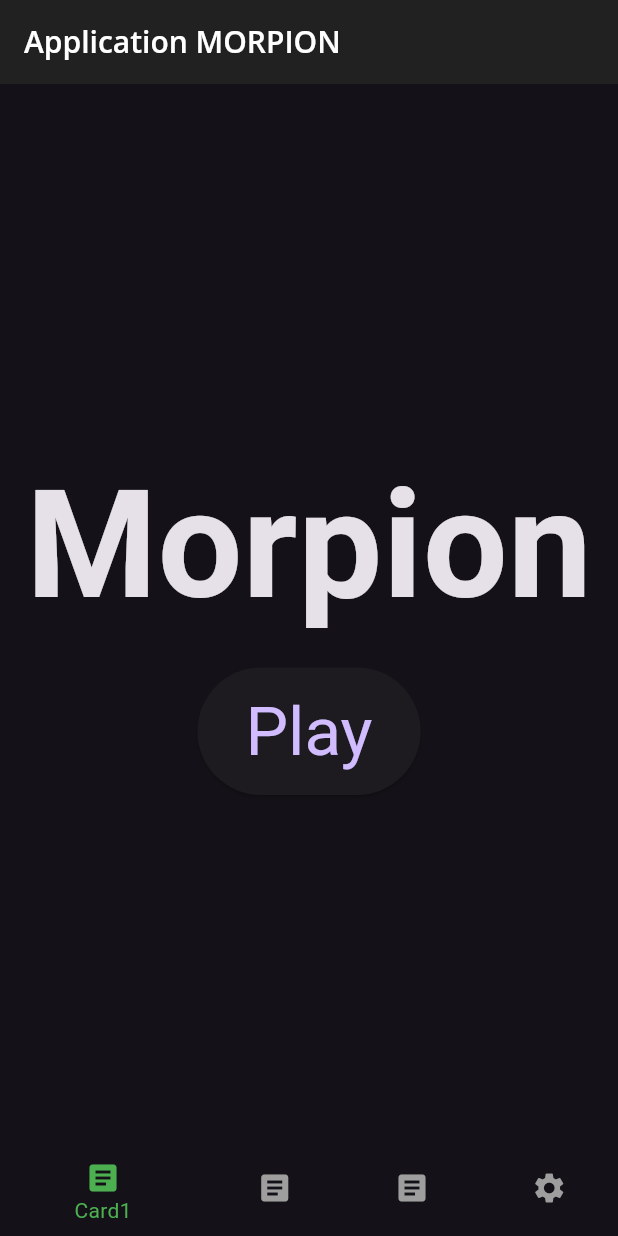
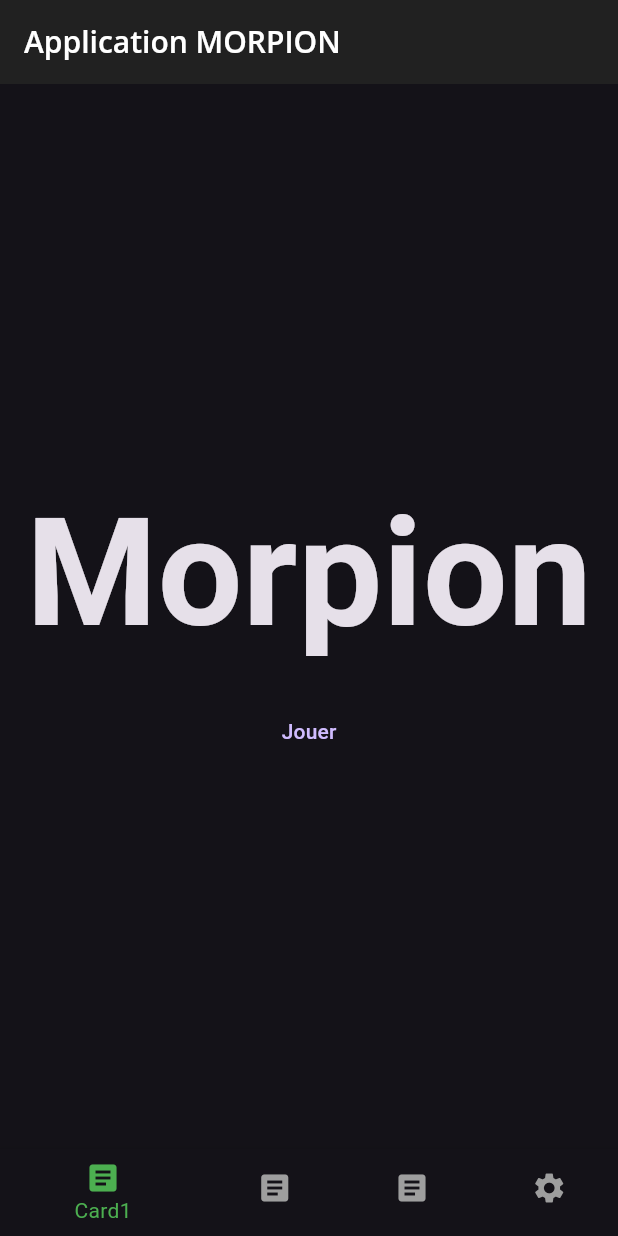
Before and after one commit to ibrahimOzocak/TpNote_Mobile, a Flutter app: the screen it shows after launch, on a phone screen of 412 x 824 dp. Run offline on Flutter 3.47's test engine with Material 3 defaults, Android fonts, the phone set to English and light mode, and no system bars; our stand-ins replace google_fonts, settings_ui.

Commit message:
ajout textfield nom

```diff
--- a/td2/lib/card1.dart
+++ b/td2/lib/card1.dart
@@ -1,6 +1,19 @@
 import 'package:flutter/material.dart';
 
-class Ecran1 extends StatelessWidget {
+
+class Card1 extends StatefulWidget {
+  const Card1({super.key});
+
+  @override
+  // ignore: library_private_types_in_public_api
+  _CardState createState() => _CardState();
+}
+
+class _CardState extends State<Card1> {
+  bool _showPlayButton = true;
+
+
+
   @override
   Widget build(BuildContext context) {
     return Center(
@@ -12,20 +25,33 @@ class Ecran1 extends StatelessWidget {
             style: TextStyle(fontSize: 100.0, fontWeight: FontWeight.bold),
           ),
           const SizedBox(height: 10.0),
-          ElevatedButton(
+          _showPlayButton ? TextButton(
             onPressed: () {
-              // Action à effectuer lors du clic sur le bouton "Play"
+              setState(() {
+                _showPlayButton = false;
+              });
             },
-            style: ButtonStyle(
-              padding: MaterialStateProperty.all<EdgeInsetsGeometry>(
-                const EdgeInsets.symmetric(vertical: 16.0, horizontal: 32.0),
+            child: Text('Jouer'),
+          )
+              : const Column(
+            mainAxisAlignment: MainAxisAlignment.center,
+            children: [
+              TextField(
+                decoration: InputDecoration(
+                    border: OutlineInputBorder(),
+                    labelText: "Joueur1"
+                ),
               ),
-              textStyle: MaterialStateProperty.all<TextStyle>(
-                const TextStyle(fontSize: 45.0),
+              TextField(
+                decoration: InputDecoration(
+                  border: OutlineInputBorder(),
+                  labelText: "Joueur1"
+                ),
               ),
-            ),
-            child: const Text('Play'),
+            ],
           ),
+
+
         ],
       ),
     );
--- a/td2/lib/home.dart
+++ b/td2/lib/home.dart
@@ -18,7 +18,7 @@ class _HomeState extends State<Home> {
 
 
   static List<Widget> vues = <Widget>[
-    Ecran1(),
+    Card1(),
     Ecran2(),
     EcranMorpion(),
     EcranSettings(),
```
